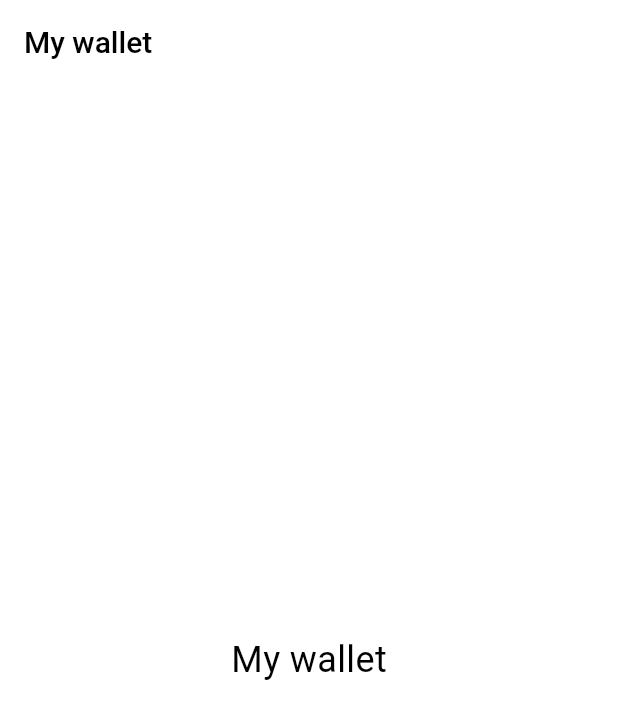
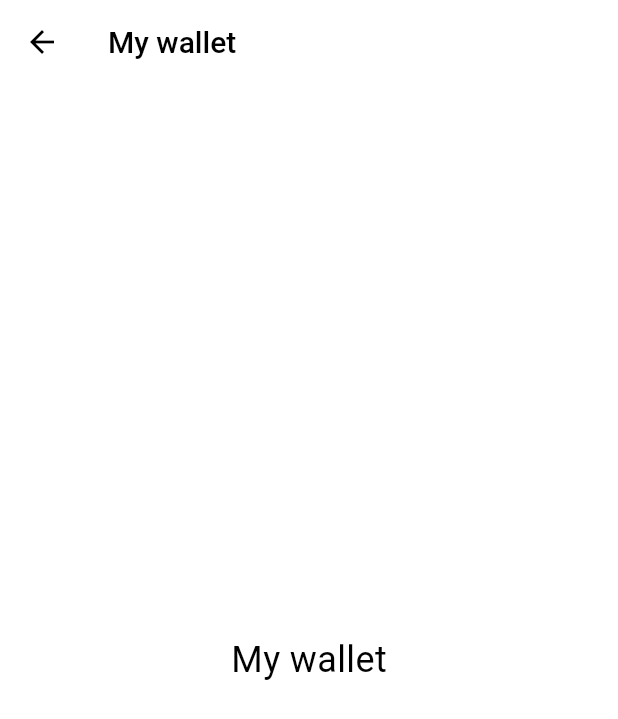
Before and after one commit to pripatelUK/defi-radar, a Flutter app: the WalletScreen screen opened by its route, on a phone screen of 412 x 824 dp. Shown: the top 719 px of the screen. Run offline on Flutter 3.47's test engine with Material 3 defaults, Android fonts, the phone set to English and light mode, and no system bars; our stand-ins replace flutter_dotenv, go_router; missing offline and left inert: privy_flutter.

Commit message:
Add back navigation to wallet screen

```diff
--- a/lib/features/wallet/wallet_screen.dart
+++ b/lib/features/wallet/wallet_screen.dart
@@ -1,4 +1,5 @@
 import 'package:flutter/material.dart';
+import 'package:go_router/go_router.dart';
 
 class WalletScreen extends StatelessWidget {
   const WalletScreen({super.key});
@@ -8,6 +9,10 @@ class WalletScreen extends StatelessWidget {
     return Scaffold(
       appBar: AppBar(
         title: const Text('My wallet'),
+        leading: IconButton(
+          icon: const Icon(Icons.arrow_back),
+          onPressed: () => context.go('/profile'),
+        ),
       ),
       body: const Center(
         child: Text('My wallet', style: TextStyle(fontSize: 24)),
```
